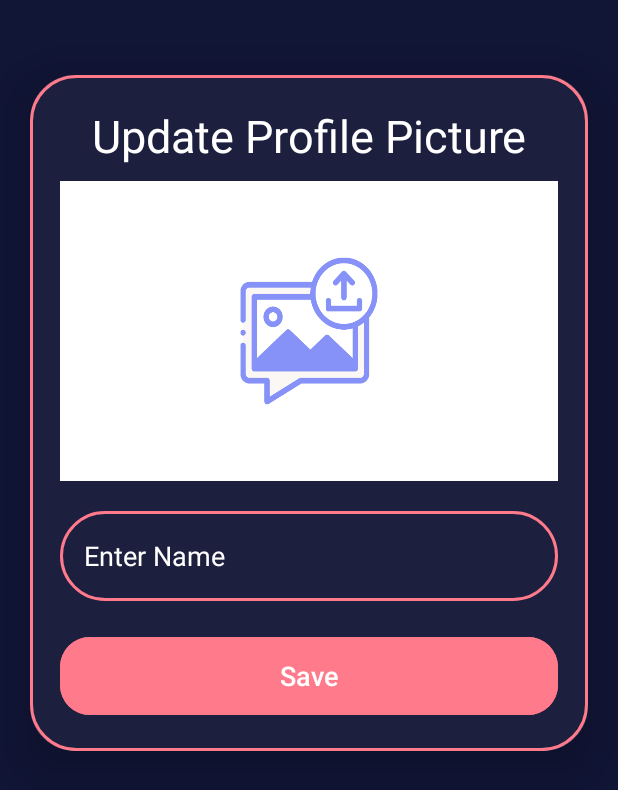
After one commit to Ajay-kannan/Music_Player_App, an Android app: the EditUser screen opened directly, with no data from a screen before it, on a phone screen of 412 x 824 dp. The commit adds this screen. Shown: the top 790 px of the screen. Run offline under Robolectric (Android 15) with nearby library versions, the light colour scheme and no system bars; our stand-ins replace Firebase (no records; nobody signed in at launch, a user with empty details on screens opened directly); 1 statement that could not run was skipped.

Commit message:
update some UI commit

```diff
--- a/app/build.gradle
+++ b/app/build.gradle
@@ -37,6 +37,7 @@ dependencies {
     implementation 'com.google.firebase:firebase-database:20.2.2'
     implementation 'com.google.firebase:firebase-storage:20.2.1'
     implementation 'com.google.firebase:firebase-firestore:24.6.1'
+    implementation 'com.google.firebase:firebase-auth:21.1.0'
     testImplementation 'junit:junit:4.13.2'
     androidTestImplementation 'androidx.test.ext:junit:1.1.5'
     androidTestImplementation 'androidx.test.espresso:espresso-core:3.5.1'
--- a/app/src/main/AndroidManifest.xml
+++ b/app/src/main/AndroidManifest.xml
@@ -22,7 +22,7 @@
         android:theme="@style/Theme.MyApplicationdemo"
         tools:targetApi="31">
         <activity
-            android:name=".Edit_User"
+            android:name=".EditUser"
             android:exported="false" />
         <activity
             android:name=".MusicPlayerActivity"
--- /dev/null
+++ b/app/src/main/java/com/example/myapplicationdemo/EditUser.java
@@ -0,0 +1,156 @@
+package com.example.myapplicationdemo;
+
+import androidx.activity.result.ActivityResult;
+import androidx.activity.result.ActivityResultCallback;
+import androidx.activity.result.ActivityResultLauncher;
+import androidx.activity.result.contract.ActivityResultContracts;
+import androidx.annotation.NonNull;
+import androidx.appcompat.app.AppCompatActivity;
+
+import android.app.Activity;
+import android.content.Intent;
+import android.icu.util.LocaleData;
+import android.net.Uri;
+import android.os.Bundle;
+import android.util.Log;
+import android.view.View;
+import android.widget.Button;
+import android.widget.EditText;
+import android.widget.ImageView;
+import android.widget.Toast;
+
+import com.example.myapplicationdemo.model.DataClassEdit;
+import com.google.android.gms.tasks.OnCompleteListener;
+import com.google.android.gms.tasks.OnFailureListener;
+import com.google.android.gms.tasks.OnSuccessListener;
+import com.google.android.gms.tasks.Task;
+import com.google.firebase.database.DatabaseReference;
+import com.google.firebase.database.FirebaseDatabase;
+import com.google.firebase.storage.FirebaseStorage;
+import com.google.firebase.storage.StorageReference;
+import com.google.firebase.storage.UploadTask;
+
+public class EditUser extends AppCompatActivity {
+
+    ImageView uploadImage;
+    Button saveButton;
+    EditText uploadName;
+    String imageURL;
+    String title;
+    String email,key,oldImageURL,name;
+    Uri uri;
+    DatabaseReference databaseReference;
+    StorageReference storageReference;
+    @Override
+    protected void onCreate(Bundle savedInstanceState) {
+        super.onCreate(savedInstanceState);
+        setContentView(R.layout.activity_edit_user);
+        uploadImage = findViewById(R.id.uploadImage);
+        uploadName = findViewById(R.id.uploadTopic);
+        saveButton = findViewById(R.id.saveButton);
+
+        ActivityResultLauncher<Intent> activityResultLauncher = registerForActivityResult(new ActivityResultContracts.StartActivityForResult(), new ActivityResultCallback<ActivityResult>() {
+            @Override
+            public void onActivityResult(ActivityResult result) {
+                if(result.getResultCode() == Activity.RESULT_OK)
+                {
+                    Intent data = result.getData();
+                    uri = data.getData();
+                    uploadImage.setImageURI(uri);
+                }
+                else {
+                    Toast.makeText(EditUser.this, "No Image Selected", Toast.LENGTH_SHORT).show();
+                }
+            }
+        });
+
+        Bundle bundle = getIntent().getExtras();
+        Log.d("bundle",bundle.toString());
+        if (bundle != null){
+            email = bundle.getString("email");
+            key = bundle.getString("Key");
+            oldImageURL = bundle.getString("Image");
+            name = bundle.getString("Name");
+        }
+
+        uploadImage.setOnClickListener(new View.OnClickListener() {
+            @Override
+            public void onClick(View view) {
+                Intent photoPicker = new Intent(Intent.ACTION_PICK);
+                photoPicker.setType("image/*");
+                activityResultLauncher.launch(photoPicker);
+            }
+        });
+        saveButton.setOnClickListener(new View.OnClickListener() {
+            @Override
+            public void onClick(View view) {
+                saveData();
+            }
+        });
+    }
+
+    public void saveData()
+    {
+        storageReference = FirebaseStorage.getInstance().getReference().child("users").child(uri.getLastPathSegment());
+        storageReference.putFile(uri).addOnSuccessListener(new OnSuccessListener<UploadTask.TaskSnapshot>() {
+            @Override
+            public void onSuccess(UploadTask.TaskSnapshot taskSnapshot) {
+                Task<Uri> uriTask = taskSnapshot.getStorage().getDownloadUrl();
+                while (! uriTask.isComplete());
+                Uri urlImage = uriTask.getResult();
+                imageURL = urlImage.toString();
+                updateData();
+            }
+        }).addOnFailureListener(new OnFailureListener() {
+            @Override
+            public void onFailure(@NonNull Exception e) {
+                Toast.makeText(EditUser.this, "Something went wrong", Toast.LENGTH_SHORT).show();
+            }
+        });
+    }
+
+    private void updateData() {
+        title = uploadName.getText().toString().trim();
+        DataClassEdit dataClassEdit = new DataClassEdit(title,imageURL,email);
+
+        if(name == "null" || oldImageURL == "null")
+        {
+            Log.d("null part", "ok");
+            FirebaseDatabase.getInstance().getReference("Users")
+                    .setValue(dataClassEdit).addOnCompleteListener(new OnCompleteListener<Void>() {
+                        @Override
+                        public void onComplete(@NonNull Task<Void> task) {
+                            if (task.isSuccessful()){
+                                Toast.makeText(getApplicationContext(), "Saved", Toast.LENGTH_SHORT).show();
+                                finish();
+                            }
+                        }
+                    }).addOnFailureListener(new OnFailureListener() {
+                        @Override
+                        public void onFailure(@NonNull Exception e) {
+                            Toast.makeText(getApplicationContext(), e.getMessage().toString(), Toast.LENGTH_SHORT).show();
+                        }
+                    });
+            return;
+        }
+
+        databaseReference.setValue(dataClassEdit).addOnCompleteListener(new OnCompleteListener<Void>() {
+            @Override
+            public void onComplete(@NonNull Task<Void> task) {
+                if (task.isSuccessful()){
+                        StorageReference reference =
+                                FirebaseStorage.getInstance().getReferenceFromUrl(oldImageURL);
+                        reference.delete();
+                    Toast.makeText(EditUser.this, "Updated", Toast.LENGTH_SHORT).show();
+                    finish();
+                }
+            }
+        }).addOnFailureListener(new OnFailureListener() {
+            @Override
+            public void onFailure(@NonNull Exception e) {
+                Toast.makeText(EditUser.this, e.getMessage().toString(), Toast.LENGTH_SHORT).show();
+            }
+        });
+
+    }
+}
--- a/app/src/main/res/layout/activity_edit_user.xml
+++ b/app/src/main/res/layout/activity_edit_user.xml
@@ -1,9 +1,66 @@
 <?xml version="1.0" encoding="utf-8"?>
-<androidx.constraintlayout.widget.ConstraintLayout xmlns:android="http://schemas.android.com/apk/res/android"
+<LinearLayout xmlns:android="http://schemas.android.com/apk/res/android"
     xmlns:app="http://schemas.android.com/apk/res-auto"
     xmlns:tools="http://schemas.android.com/tools"
     android:layout_width="match_parent"
     android:layout_height="match_parent"
-    tools:context=".Edit_User">
+    android:orientation="vertical"
+    android:background="#111536"
+    tools:context=".EditUser">
 
-</androidx.constraintlayout.widget.ConstraintLayout>
+    <androidx.cardview.widget.CardView
+        android:layout_width="match_parent"
+        android:layout_height="wrap_content"
+        android:layout_marginTop="50dp"
+        android:layout_marginEnd="20dp"
+        android:layout_marginStart="20dp"
+        app:cardCornerRadius="30dp"
+        app:cardElevation="20dp">
+        <LinearLayout
+            android:layout_width="match_parent"
+            android:layout_height="wrap_content"
+            android:orientation="vertical"
+            android:layout_gravity="center_horizontal"
+            android:padding="20dp"
+            android:background="#1D1F3E"
+            android:foreground="@drawable/border">
+            <TextView
+                android:layout_width="match_parent"
+                android:layout_height="wrap_content"
+                android:text="Update Profile Picture"
+                android:textSize="30sp"
+                android:textAlignment="center"
+                android:textColor="@color/white"/>
+            <ImageView
+                android:layout_width="match_parent"
+                android:layout_height="200dp"
+                android:src="@drawable/uploadimg"
+                android:id="@+id/uploadImage"
+                android:layout_marginTop="10dp"
+                android:scaleType="fitXY"/>
+            <EditText
+                android:layout_width="match_parent"
+                android:layout_height="60dp"
+                android:id="@+id/uploadTopic"
+                android:background="@drawable/border"
+                android:layout_marginTop="20dp"
+                android:padding="16dp"
+                android:hint="Enter Name"
+                android:gravity="start|center_vertical"
+                android:textColor="@color/white"
+                android:textColorHint="@color/white"
+                />
+
+            <Button
+                android:layout_width="match_parent"
+                android:layout_height="60dp"
+                android:text="Save"
+                android:id="@+id/saveButton"
+                android:textSize="18sp"
+                android:layout_marginTop="20dp"
+                android:backgroundTint="#FF7A8A"
+                app:cornerRadius = "20dp"/>
+        </LinearLayout>
+    </androidx.cardview.widget.CardView>
+
+</LinearLayout>
--- a/app/src/main/res/layout/fragment_setting.xml
+++ b/app/src/main/res/layout/fragment_setting.xml
@@ -22,9 +22,11 @@
            android:elevation="10dp"
            android:layout_marginTop="30dp"
            android:layout_marginLeft="130dp"
+           android:background="#1d1f3e"
            >
 
            <ImageView
+                android:id="@+id/user_image"
                android:layout_width="100dp"
                android:layout_height="100dp"
                android:src="@drawable/music_band"
@@ -34,6 +36,7 @@
 
        </androidx.cardview.widget.CardView>
        <TextView
+           android:id="@+id/user_name"
            android:layout_width="match_parent"
            android:layout_height="wrap_content"
            android:text="User Name"
```
Also changed, not shown: app/src/main/java/com/example/myapplicationdemo/Edit_User.java (deleted, +0 -14 lines), app/src/main/java/com/example/myapplicationdemo/fragments/SettingFragment.java (+74 -2 lines), app/src/main/java/com/example/myapplicationdemo/model/DataClassEdit.java (added, +50 -0 lines), app/src/main/res/drawable/uploadimg.png (added), app/src/main/res/drawable/user_image.png (added).
